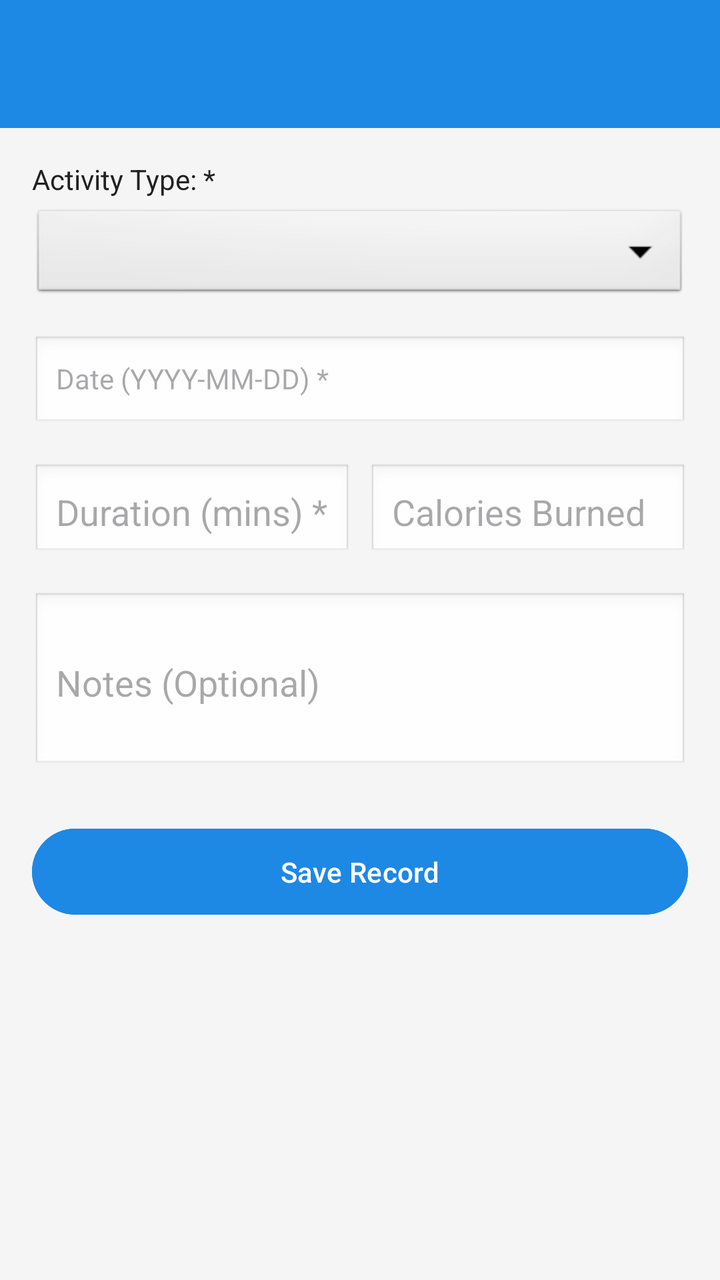
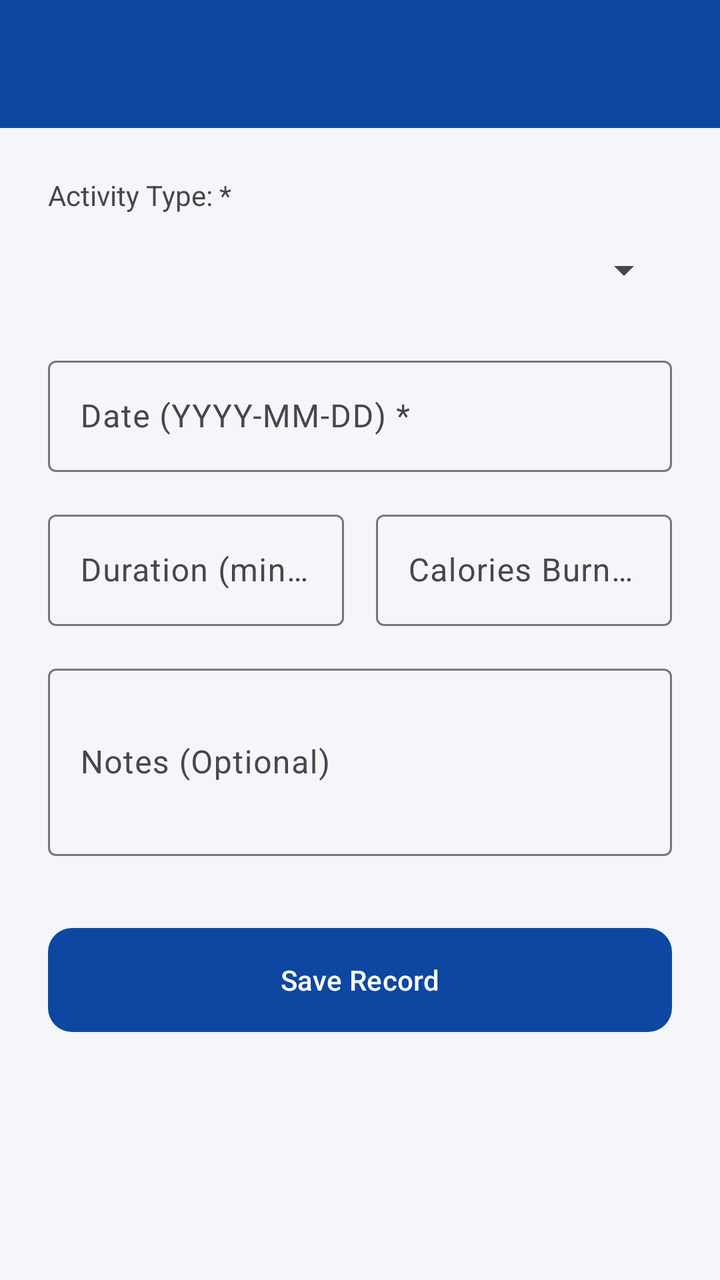

Screens rendered from an Android XML layout before and after an edit, with the pre-edit source and the edit as a unified diff.
<!-- AndroidManifest.xml: application theme Theme.SPORTSHUB -->
<!-- res/layout/activity_fitness_form.xml -->
<?xml version="1.0" encoding="utf-8"?>
<LinearLayout xmlns:android="http://schemas.android.com/apk/res/android"
    xmlns:app="http://schemas.android.com/apk/res-auto"
    android:layout_width="match_parent"
    android:layout_height="match_parent"
    android:orientation="vertical"
    android:background="@color/background">

    <androidx.appcompat.widget.Toolbar
        android:id="@+id/toolbarFitnessForm"
        android:layout_width="match_parent"
        android:layout_height="?attr/actionBarSize"
        android:background="@color/primary"
        android:theme="@style/ThemeOverlay.AppCompat.Dark.ActionBar"
        app:popupTheme="@style/ThemeOverlay.AppCompat.Light"
        app:titleTextColor="@color/white" />

    <ScrollView
        android:layout_width="match_parent"
        android:layout_height="match_parent">

        <LinearLayout
            android:layout_width="match_parent"
            android:layout_height="wrap_content"
            android:orientation="vertical"
            android:padding="16dp">

            <TextView
                android:layout_width="match_parent"
                android:layout_height="wrap_content"
                android:text="Activity Type: *"
                android:textColor="@color/text_primary"
                android:layout_marginBottom="4dp"/>

            <Spinner
                android:id="@+id/spnActivityType"
                android:layout_width="match_parent"
                android:layout_height="wrap_content"
                android:background="@android:drawable/btn_dropdown"
                android:layout_marginBottom="16dp"/>

            <TextView
                android:id="@+id/tvFitnessDate"
                android:layout_width="match_parent"
                android:layout_height="wrap_content"
                android:hint="Date (YYYY-MM-DD) *"
                android:padding="12dp"
                android:background="@android:drawable/edit_text"
                android:clickable="true"
                android:focusable="false"
                android:layout_marginBottom="16dp"/>

            <LinearLayout
                android:layout_width="match_parent"
                android:layout_height="wrap_content"
                android:orientation="horizontal"
                android:layout_marginBottom="16dp"
                android:baselineAligned="false">

                <EditText
                    android:id="@+id/etDuration"
                    android:layout_width="0dp"
                    android:layout_height="wrap_content"
                    android:layout_weight="1"
                    android:hint="Duration (mins) *"
                    android:inputType="number"
                    android:background="@android:drawable/edit_text"
                    android:padding="12dp"
                    android:layout_marginEnd="4dp" />

                <EditText
                    android:id="@+id/etCalories"
                    android:layout_width="0dp"
                    android:layout_height="wrap_content"
                    android:layout_weight="1"
                    android:hint="Calories Burned"
                    android:inputType="numberDecimal"
                    android:background="@android:drawable/edit_text"
                    android:padding="12dp"
                    android:layout_marginStart="4dp" />
            </LinearLayout>

            <EditText
                android:id="@+id/etNotes"
                android:layout_width="match_parent"
                android:layout_height="wrap_content"
                android:hint="Notes (Optional)"
                android:inputType="textMultiLine"
                android:minLines="3"
                android:background="@android:drawable/edit_text"
                android:padding="12dp"
                android:layout_marginBottom="24dp" />

            <Button
                android:id="@+id/btnSaveFitness"
                android:layout_width="match_parent"
                android:layout_height="wrap_content"
                android:text="Save Record"
                android:backgroundTint="@color/primary"
                android:textColor="@color/white"
                android:padding="12dp"
                android:layout_marginBottom="12dp"/>

            <Button
                android:id="@+id/btnDeleteFitness"
                android:layout_width="match_parent"
                android:layout_height="wrap_content"
                android:text="Delete Record"
                android:backgroundTint="@android:color/holo_red_dark"
                android:textColor="@color/white"
                android:padding="12dp"
                android:visibility="gone"/>

        </LinearLayout>
    </ScrollView>
</LinearLayout>
<!-- resources referenced by this layout -->
<resources>
  <color name="background">#F5F5F5</color>
  <color name="primary">#1E88E5</color>
  <color name="text_primary">#212121</color>
  <color name="white">#FFFFFFFF</color>
  <style name="Theme.SPORTSHUB" parent="Base.Theme.SPORTSHUB" />
  <style name="Base.Theme.SPORTSHUB" parent="Theme.Material3.DayNight.NoActionBar">
          
          
      </style>
</resources>

<!-- the commit's change to res/layout/activity_fitness_form.xml (unified diff, before → after) -->
@@ -4,51 +4,56 @@
     android:layout_width="match_parent"
     android:layout_height="match_parent"
     android:orientation="vertical"
-    android:background="@color/background">
+    android:background="?android:attr/colorBackground">
 
     <androidx.appcompat.widget.Toolbar
         android:id="@+id/toolbarFitnessForm"
         android:layout_width="match_parent"
         android:layout_height="?attr/actionBarSize"
-        android:background="@color/primary"
+        android:background="?attr/colorPrimary"
         android:theme="@style/ThemeOverlay.AppCompat.Dark.ActionBar"
         app:popupTheme="@style/ThemeOverlay.AppCompat.Light"
-        app:titleTextColor="@color/white" />
+        app:titleTextColor="?attr/colorOnPrimary" />
 
-    <ScrollView
+    <androidx.core.widget.NestedScrollView
         android:layout_width="match_parent"
-        android:layout_height="match_parent">
+        android:layout_height="match_parent"
+        android:fillViewport="true">
 
         <LinearLayout
             android:layout_width="match_parent"
             android:layout_height="wrap_content"
             android:orientation="vertical"
-            android:padding="16dp">
+            android:padding="24dp">
 
             <TextView
                 android:layout_width="match_parent"
                 android:layout_height="wrap_content"
                 android:text="Activity Type: *"
-                android:textColor="@color/text_primary"
+                android:textColor="?android:attr/textColorSecondary"
                 android:layout_marginBottom="4dp"/>
 
             <Spinner
                 android:id="@+id/spnActivityType"
                 android:layout_width="match_parent"
-                android:layout_height="wrap_content"
-                android:background="@android:drawable/btn_dropdown"
+                android:layout_height="48dp"
                 android:layout_marginBottom="16dp"/>
 
-            <TextView
-                android:id="@+id/tvFitnessDate"
+            <com.google.android.material.textfield.TextInputLayout
+                android:id="@+id/tilFitnessDate"
+                style="@style/Widget.Material3.TextInputLayout.OutlinedBox"
                 android:layout_width="match_parent"
                 android:layout_height="wrap_content"
                 android:hint="Date (YYYY-MM-DD) *"
-                android:padding="12dp"
-                android:background="@android:drawable/edit_text"
-                android:clickable="true"
-                android:focusable="false"
-                android:layout_marginBottom="16dp"/>
+                android:layout_marginBottom="16dp">
+                <com.google.android.material.textfield.TextInputEditText
+                    android:id="@+id/tvFitnessDate"
+                    android:layout_width="match_parent"
+                    android:layout_height="wrap_content"
+                    android:clickable="true"
+                    android:focusable="false"
+                    android:cursorVisible="false" />
+            </com.google.android.material.textfield.TextInputLayout>
 
             <LinearLayout
                 android:layout_width="match_parent"
@@ -57,60 +62,71 @@
                 android:layout_marginBottom="16dp"
                 android:baselineAligned="false">
 
-                <EditText
-                    android:id="@+id/etDuration"
+                <com.google.android.material.textfield.TextInputLayout
+                    android:id="@+id/tilDuration"
+                    style="@style/Widget.Material3.TextInputLayout.OutlinedBox"
                     android:layout_width="0dp"
                     android:layout_height="wrap_content"
                     android:layout_weight="1"
                     android:hint="Duration (mins) *"
-                    android:inputType="number"
-                    android:background="@android:drawable/edit_text"
-                    android:padding="12dp"
-                    android:layout_marginEnd="4dp" />
+                    android:layout_marginEnd="8dp">
+                    <com.google.android.material.textfield.TextInputEditText
+                        android:id="@+id/etDuration"
+                        android:layout_width="match_parent"
+                        android:layout_height="wrap_content"
+                        android:inputType="number" />
+                </com.google.android.material.textfield.TextInputLayout>
 
-                <EditText
-                    android:id="@+id/etCalories"
+                <com.google.android.material.textfield.TextInputLayout
+                    android:id="@+id/tilCalories"
+                    style="@style/Widget.Material3.TextInputLayout.OutlinedBox"
                     android:layout_width="0dp"
                     android:layout_height="wrap_content"
                     android:layout_weight="1"
                     android:hint="Calories Burned"
-                    android:inputType="numberDecimal"
-                    android:background="@android:drawable/edit_text"
-                    android:padding="12dp"
-                    android:layout_marginStart="4dp" />
+                    android:layout_marginStart="8dp">
+                    <com.google.android.material.textfield.TextInputEditText
+                        android:id="@+id/etCalories"
+                        android:layout_width="match_parent"
+                        android:layout_height="wrap_content"
+                        android:inputType="numberDecimal" />
+                </com.google.android.material.textfield.TextInputLayout>
             </LinearLayout>
 
-            <EditText
-                android:id="@+id/etNotes"
+            <com.google.android.material.textfield.TextInputLayout
+                android:id="@+id/tilNotes"
+                style="@style/Widget.Material3.TextInputLayout.OutlinedBox"
                 android:layout_width="match_parent"
                 android:layout_height="wrap_content"
                 android:hint="Notes (Optional)"
-                android:inputType="textMultiLine"
-                android:minLines="3"
-                android:background="@android:drawable/edit_text"
-                android:padding="12dp"
-                android:layout_marginBottom="24dp" />
+                android:layout_marginBottom="32dp">
+                <com.google.android.material.textfield.TextInputEditText
+                    android:id="@+id/etNotes"
+                    android:layout_width="match_parent"
+                    android:layout_height="wrap_content"
+                    android:inputType="textMultiLine"
+                    android:minLines="3" />
+            </com.google.android.material.textfield.TextInputLayout>
 
-            <Button
+            <com.google.android.material.button.MaterialButton
                 android:id="@+id/btnSaveFitness"
                 android:layout_width="match_parent"
-                android:layout_height="wrap_content"
+                android:layout_height="60dp"
                 android:text="Save Record"
-                android:backgroundTint="@color/primary"
-                android:textColor="@color/white"
-                android:padding="12dp"
+                app:cornerRadius="@dimen/card_radius"
                 android:layout_marginBottom="12dp"/>
 
-            <Button
+            <com.google.android.material.button.MaterialButton
                 android:id="@+id/btnDeleteFitness"
+                style="@style/Widget.Material3.Button.OutlinedButton"
                 android:layout_width="match_parent"
-                android:layout_height="wrap_content"
+                android:layout_height="60dp"
                 android:text="Delete Record"
-                android:backgroundTint="@android:color/holo_red_dark"
-                android:textColor="@color/white"
-                android:padding="12dp"
+                android:textColor="?attr/colorError"
+                app:strokeColor="?attr/colorError"
+                app:cornerRadius="@dimen/card_radius"
                 android:visibility="gone"/>
 
         </LinearLayout>
-    </ScrollView>
+    </androidx.core.widget.NestedScrollView>
 </LinearLayout>
<!-- resource entries referenced after the edit -->
@@ -1,13 +1,22 @@
 <!-- resources referenced by this layout -->
 <resources>
-  <color name="background">#F5F5F5</color>
-  <color name="primary">#1E88E5</color>
-  <color name="text_primary">#212121</color>
-  <color name="white">#FFFFFFFF</color>
+  <dimen name="card_radius">12dp</dimen>
+  <color name="background">#F5F6FA</color>
+  <color name="surface">#FFFFFF</color>
+  <color name="primary">#0D47A1</color>
+  <color name="text_on_primary">#FFFFFF</color>
+  <color name="primary_dark">#002171</color>
+  <color name="secondary">#FF8F00</color>
+  <color name="error">#B00020</color>
   <style name="Theme.SPORTSHUB" parent="Base.Theme.SPORTSHUB" />
   <style name="Base.Theme.SPORTSHUB" parent="Theme.Material3.DayNight.NoActionBar">
-          
-          
+          <item name="colorPrimary">@color/primary</item>
+          <item name="colorOnPrimary">@color/text_on_primary</item>
+          <item name="colorPrimaryDark">@color/primary_dark</item>
+          <item name="colorSecondary">@color/secondary</item>
+          <item name="colorError">@color/error</item>
+          <item name="android:colorBackground">@color/background</item>
+          <item name="colorSurface">@color/surface</item>
       </style>
 </resources>
 
